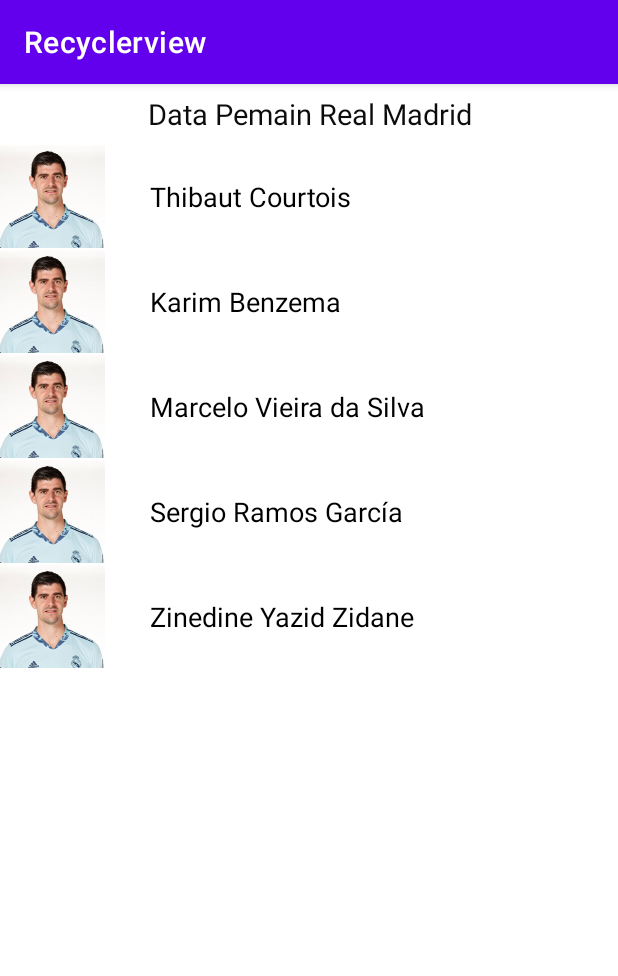
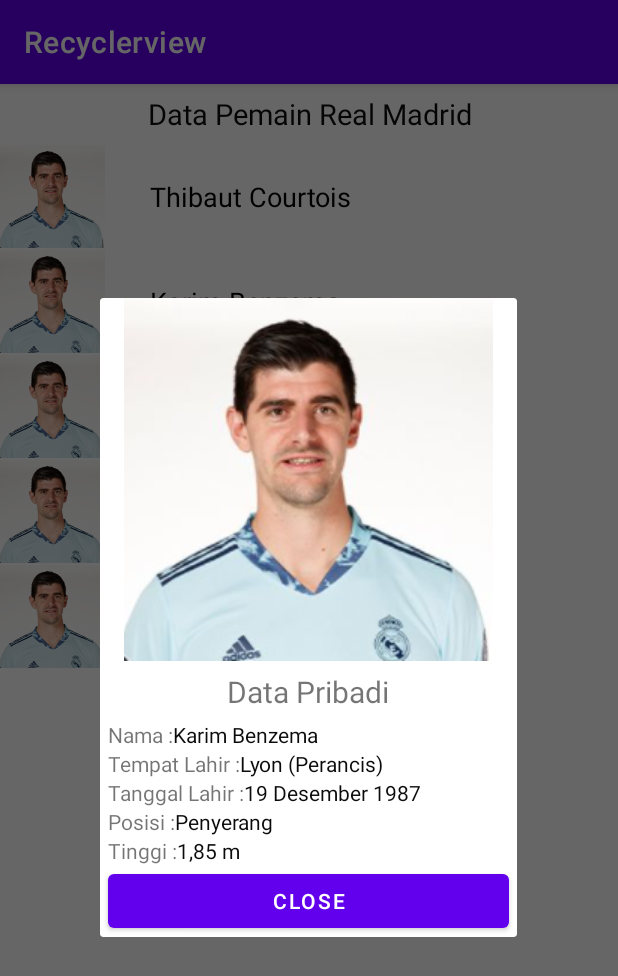
Before and after one commit to ariphidayattuloh-312010244/RecyclerView, an Android app: the screen it shows after launch (MainActivity), after a tap on "Karim Benzema", on a phone screen of 412 x 824 dp. Shown: the top 976 px of the screen. Run offline under Robolectric (Android 15) with nearby library versions, the phone set to English and light mode, and no system bars.

Commit message:
Recyclerview APP

```diff
--- a/app/src/main/java/com/ariphidayattuloh/recyclerview/MainActivity.kt
+++ b/app/src/main/java/com/ariphidayattuloh/recyclerview/MainActivity.kt
@@ -1,7 +1,13 @@
 package com.ariphidayattuloh.recyclerview
 
+import android.app.Dialog
+import android.media.Image
 import androidx.appcompat.app.AppCompatActivity
 import android.os.Bundle
+import android.view.Window
+import android.widget.Button
+import android.widget.ImageView
+import android.widget.TextView
 import com.ariphidayattuloh.recyclerview.adapter.AdapterTeamBola
 import com.ariphidayattuloh.recyclerview.databinding.ActivityMainBinding
 import com.ariphidayattuloh.recyclerview.model.Pemain
@@ -22,7 +28,33 @@ class MainActivity : AppCompatActivity() {
 
         binding.list.adapter = AdapterTeamBola(this,listPemain,object : AdapterTeamBola.OnClickListener {
             override fun detailData(item: Pemain?) {
-                TODO("Not yet implemented")
+                Dialog(this@MainActivity).apply {
+                    requestWindowFeature(Window.FEATURE_NO_TITLE)
+                    setCancelable(true)
+                    setContentView(R.layout.detail_data_pemain)
+
+                    val image = this.findViewById<ImageView>(R.id.image_pemain)
+                    val nama = this.findViewById<TextView>(R.id.textNamaPemain)
+
+                    val posisi = this.findViewById<TextView>(R.id.textPosisi)
+                    val tinggi = this.findViewById<TextView>(R.id.textTinggi)
+                    val tempatlahir = this.findViewById<TextView>(R.id.textTempatLahir)
+                    val tgllahir = this.findViewById<TextView>(R.id.textTanggalLahir)
+                    val btn = this.findViewById<Button>(R.id.btnClose)
+
+                    image.setImageResource(item?.foto ?:0)
+                    nama.text = "${item?.nama}"
+                    posisi.text = "${item?.posisi}"
+                    tinggi.text = "${item?.tinggi}"
+                    tempatlahir.text = "${item?.tempatlahir}"
+                    tgllahir.text = "${item?.tgllahir}"
+
+                    btn.setOnClickListener {
+                        this.dismiss()
+                    }
+
+
+                }.show()
             }
 
         })
--- /dev/null
+++ b/app/src/main/res/layout/detail_data_pemain.xml
@@ -0,0 +1,140 @@
+<?xml version="1.0" encoding="utf-8"?>
+<LinearLayout xmlns:android="http://schemas.android.com/apk/res/android"
+    android:layout_width="match_parent"
+    android:layout_height="match_parent"
+    android:orientation="vertical"
+    android:layout_gravity="center_horizontal">
+
+    <ImageView
+        android:id="@+id/image_pemain"
+        android:layout_width="match_parent"
+        android:layout_height="wrap_content"
+        android:layout_marginStart="16dp"
+        android:layout_marginEnd="16dp"
+        android:layout_gravity="center"
+        android:src="@drawable/benzema"
+
+        />
+    <TextView
+        android:id="@+id/textDataPribadi"
+        android:layout_width="match_parent"
+        android:layout_height="wrap_content"
+        android:layout_marginTop="1dp"
+        android:drawablePadding="5dp"
+        android:padding="5dp"
+        android:text="Data Pribadi"
+        android:textAlignment="center"
+        android:textSize="20sp"
+        android:layout_gravity="center_horizontal"
+        />
+
+    <LinearLayout
+        android:layout_width="match_parent"
+        android:layout_height="wrap_content"
+        android:orientation="horizontal"
+        android:layout_marginStart="5dp"
+        android:layout_marginEnd="5dp" >
+        <TextView
+            android:layout_width="wrap_content"
+            android:layout_height="wrap_content"
+            android:text="Nama :"
+            />
+        <TextView
+            android:id="@+id/textNamaPemain"
+            android:layout_width="wrap_content"
+            android:layout_height="wrap_content"
+            android:textColor="#0A0B0A"
+            android:text="Benzema"
+            />
+    </LinearLayout>
+
+
+    <LinearLayout
+        android:layout_width="match_parent"
+        android:layout_height="wrap_content"
+        android:orientation="horizontal"
+        android:layout_marginStart="5dp"
+        android:layout_marginEnd="5dp" >
+        <TextView
+            android:layout_width="wrap_content"
+            android:layout_height="wrap_content"
+            android:text="Tempat Lahir :"
+            />
+        <TextView
+            android:id="@+id/textTempatLahir"
+            android:layout_width="wrap_content"
+            android:layout_height="wrap_content"
+            android:textColor="#0A0B0A"
+            android:text="Benzema"
+            />
+    </LinearLayout>
+
+    <LinearLayout
+        android:layout_width="match_parent"
+        android:layout_height="wrap_content"
+        android:orientation="horizontal"
+        android:layout_marginStart="5dp"
+        android:layout_marginEnd="5dp" >
+        <TextView
+            android:layout_width="wrap_content"
+            android:layout_height="wrap_content"
+            android:text="Tanggal Lahir :"
+            />
+        <TextView
+            android:id="@+id/textTanggalLahir"
+            android:layout_width="wrap_content"
+            android:layout_height="wrap_content"
+            android:textColor="#0A0B0A"
+            android:text="Benzema"
+            />
+    </LinearLayout>
+
+    <LinearLayout
+        android:layout_width="match_parent"
+        android:layout_height="wrap_content"
+        android:orientation="horizontal"
+        android:layout_marginStart="5dp"
+        android:layout_marginEnd="5dp" >
+        <TextView
+            android:layout_width="wrap_content"
+            android:layout_height="wrap_content"
+            android:text="Posisi :"
+            />
+        <TextView
+            android:id="@+id/textPosisi"
+            android:layout_width="wrap_content"
+            android:layout_height="wrap_content"
+            android:textColor="#0A0B0A"
+            android:text="Benzema"
+            />
+    </LinearLayout>
+
+    <LinearLayout
+        android:layout_width="match_parent"
+        android:layout_height="wrap_content"
+        android:orientation="horizontal"
+        android:layout_marginStart="5dp"
+        android:layout_marginEnd="5dp" >
+        <TextView
+            android:layout_width="wrap_content"
+            android:layout_height="wrap_content"
+            android:text="Tinggi :"
+            />
+        <TextView
+            android:id="@+id/textTinggi"
+            android:layout_width="wrap_content"
+            android:layout_height="wrap_content"
+            android:textColor="#0A0B0A"
+            android:text="Benzema"
+            />
+    </LinearLayout>
+
+    <Button
+        android:id="@+id/btnClose"
+        android:text="Close"
+        android:layout_width="match_parent"
+        android:layout_height="wrap_content"
+        android:layout_marginLeft="5dp"
+        android:layout_marginRight="5dp" />
+
+</LinearLayout>
```
